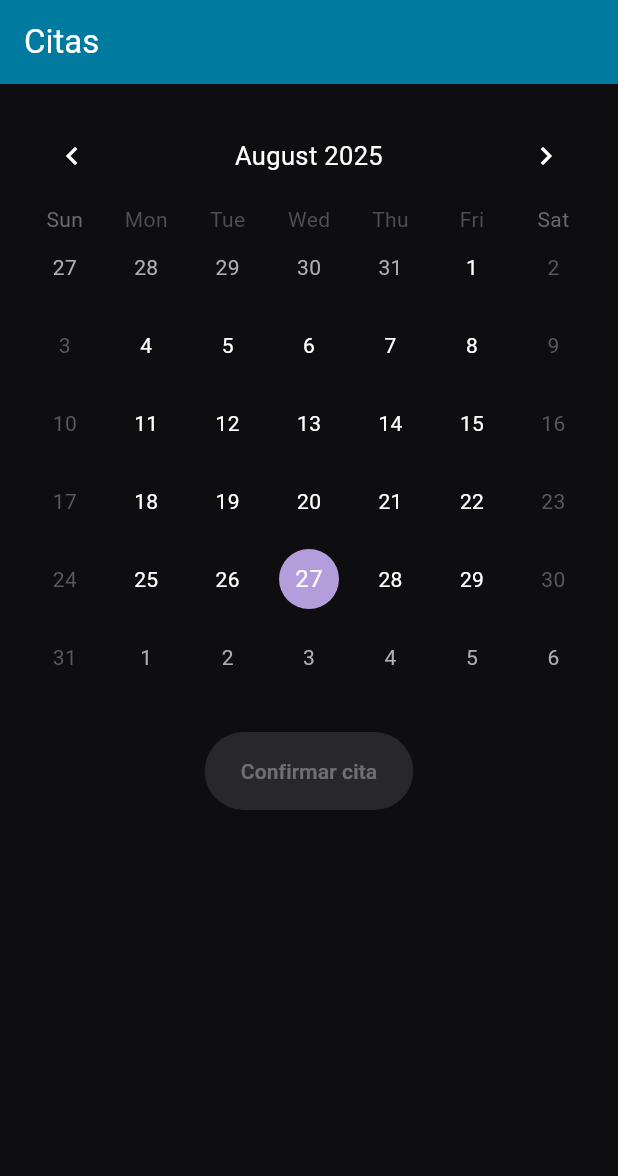
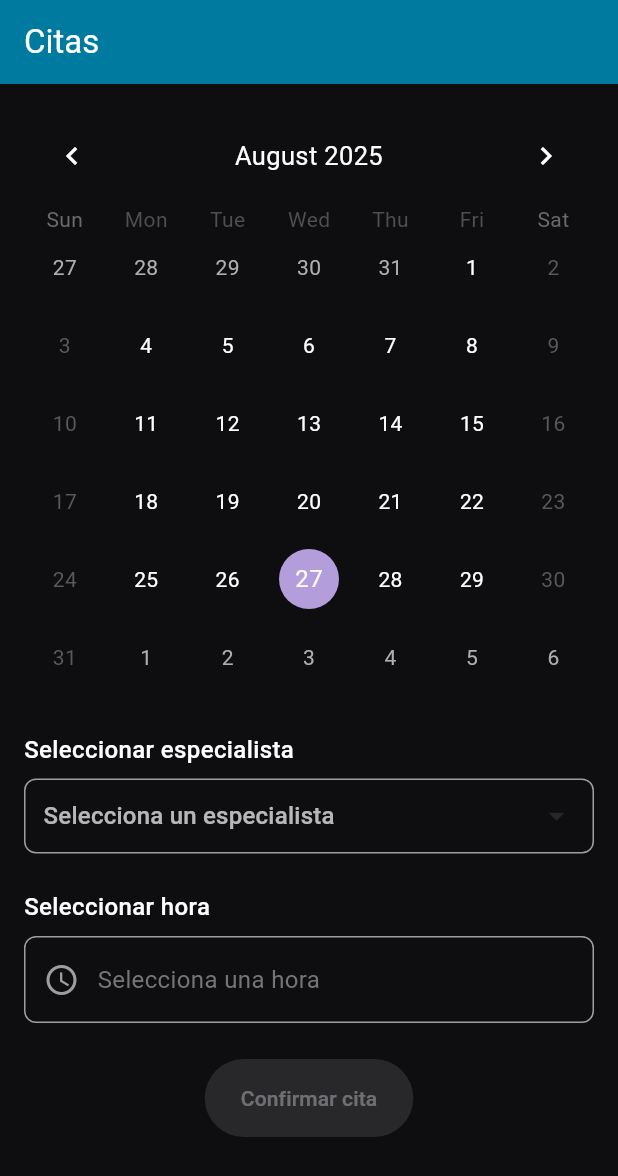
Before and after one commit to TtitoCondezoEduardo/AppCuicolaTests, a Flutter app: the CalendarioScreen screen opened by its route, on a phone screen of 412 x 824 dp. Shown: the top 1176 px of the screen. Run offline on Flutter 3.47's test engine with Material 3 defaults, Android fonts, the phone set to English and light mode, and no system bars; drawn by our look-alikes of table_calendar; our stand-ins replace cloud_firestore, file_picker, firebase_auth, firebase_core, firebase_messaging, flutter_local_notifications and 3 more; accounts and stored records are empty.

Commit message:
Fecha y Hora 27/08/25

```diff
--- a/lib/screens/asesoria/alertainmediata/alerta_inmediata_screen.dart
+++ b/lib/screens/asesoria/alertainmediata/alerta_inmediata_screen.dart
@@ -123,7 +123,7 @@
                     child: ElevatedButton(
                       onPressed: _confirmarCita,
                       style: ElevatedButton.styleFrom(
-                        backgroundColor: const Color(0xFF7F56D9), // morado
+                        backgroundColor: const Color(0xFF7F56D9),
                         foregroundColor: Colors.white,
                         padding: const EdgeInsets.symmetric(vertical: 16),
                         shape: RoundedRectangleBorder(
@@ -134,7 +134,7 @@
                           fontWeight: FontWeight.w600,
                         ),
                       ),
-                      child: const Text('Confirmar Cita'),
+                      child: const Text('Siguiente'),
                     ),
                   ),
                 ],
--- a/lib/screens/asesoria/calendario/calendario_screen.dart
+++ b/lib/screens/asesoria/calendario/calendario_screen.dart
@@ -3,8 +3,6 @@
 import 'package:table_calendar/table_calendar.dart';
 import 'package:firebase_auth/firebase_auth.dart';
 import 'package:cloud_firestore/cloud_firestore.dart';
-import 'package:flutter_local_notifications/flutter_local_notifications.dart';
-import 'package:permission_handler/permission_handler.dart';
 
 class CalendarioScreen extends StatefulWidget {
   const CalendarioScreen({super.key});
@@ -16,49 +14,66 @@
 class _CalendarioScreenState extends State<CalendarioScreen> {
   DateTime _focusedDay = DateTime.now();
   DateTime? _selectedDay;
-
-  final FlutterLocalNotificationsPlugin _localNotificationsPlugin =
-      FlutterLocalNotificationsPlugin();
+  String? _especialistaSeleccionado;
+  List<String> _especialistas = [];
+  bool _cargandoEspecialistas = true;
+  TimeOfDay? _horaSeleccionada;
 
   @override
   void initState() {
     super.initState();
-    _initializeNotifications();
+    _cargarEspecialistas();
   }
 
-  void _initializeNotifications() async {
-    const AndroidInitializationSettings androidSettings =
-        AndroidInitializationSettings('@mipmap/ic_launcher');
+  Future<void> _cargarEspecialistas() async {
+    try {
+      final snapshot = await FirebaseFirestore.instance
+          .collection('especialistas')
+          .get();
 
-    const InitializationSettings initSettings =
-        InitializationSettings(android: androidSettings);
+      final especialistas = snapshot.docs
+          .map((doc) => doc.data()['nombre_especialista'] as String)
+          .toList();
 
-    await _localNotificationsPlugin.initialize(initSettings);
-
-    // Solicitar permisos de notificaciones en Android 13+
-    if (await Permission.notification.isDenied) {
-      await Permission.notification.request();
+      setState(() {
+        _especialistas = especialistas;
+        _cargandoEspecialistas = false;
+      });
+    } catch (e) {
+      setState(() {
+        _cargandoEspecialistas = false;
+      });
+      if (mounted) {
+        ScaffoldMessenger.of(context).showSnackBar(
+          SnackBar(content: Text('Error al cargar especialistas: $e')),
+        );
+      }
     }
   }
 
-  Future<void> _mostrarNotificacion(String fecha) async {
-    const AndroidNotificationDetails androidDetails = AndroidNotificationDetails(
-      'citas_channel',
-      'Recordatorios de Citas',
-      channelDescription: 'Canal para notificar citas locales',
-      importance: Importance.high,
-      priority: Priority.high,
+  Future<void> _seleccionarHora() async {
+    final TimeOfDay? hora = await showTimePicker(
+      context: context,
+      initialTime: _horaSeleccionada ?? TimeOfDay.now(),
+      builder: (BuildContext context, Widget? child) {
+        return MediaQuery(
+          data: MediaQuery.of(context).copyWith(alwaysUse24HourFormat: true),
+          child: child!,
+        );
+      },
     );
 
-    const NotificationDetails platformDetails =
-        NotificationDetails(android: androidDetails);
+    if (hora != null) {
+      setState(() {
+        _horaSeleccionada = hora;
+      });
+    }
+  }
 
-    await _localNotificationsPlugin.show(
-      0,
-      'Cita confirmada',
-      'Tu cita ha sido agendada para el $fecha',
-      platformDetails,
-    );
+  String _formatearHora(TimeOfDay hora) {
+    final horaStr = hora.hour.toString().padLeft(2, '0');
+    final minutoStr = hora.minute.toString().padLeft(2, '0');
+    return '$horaStr:$minutoStr';
   }
 
   Future<void> _guardarCita() async {
@@ -72,23 +87,35 @@
         return;
       }
 
+      if (_especialistaSeleccionado == null) {
+        ScaffoldMessenger.of(context).showSnackBar(
+          const SnackBar(content: Text('Debes seleccionar un especialista')),
+        );
+        return;
+      }
+
+      if (_horaSeleccionada == null) {
+        ScaffoldMessenger.of(context).showSnackBar(
+          const SnackBar(content: Text('Debes seleccionar una hora')),
+        );
+        return;
+      }
+
       final String fecha =
           "${_selectedDay!.day}/${_selectedDay!.month}/${_selectedDay!.year}";
+
+      final String hora = _formatearHora(_horaSeleccionada!);
 
       await FirebaseFirestore.instance.collection('citas').add({
         'uid': user.uid,
         'fecha': fecha,
+        'hora': hora,
         'fechaTimestamp': _selectedDay,
+        'especialista': _especialistaSeleccionado,
         'createdAt': FieldValue.serverTimestamp(),
       });
 
-      await _mostrarNotificacion(fecha);
-
       if (!mounted) return;
-
-      ScaffoldMessenger.of(context).showSnackBar(
-        SnackBar(content: Text('Cita confirmada para el $fecha')),
-      );
 
       context.push('/asesoria/cita-inmediata/resumen');
 
@@ -110,6 +137,7 @@
       body: Padding(
         padding: const EdgeInsets.all(16.0),
         child: Column(
+          crossAxisAlignment: CrossAxisAlignment.start,
           children: [
             TableCalendar(
               firstDay: DateTime.utc(2020, 1, 1),
@@ -138,8 +166,93 @@
               ),
             ),
             const SizedBox(height: 24),
-            ElevatedButton(
-              onPressed: _selectedDay != null ? _guardarCita : null,
+
+            const Text(
+              'Seleccionar especialista',
+              style: TextStyle(
+                fontSize: 16,
+                fontWeight: FontWeight.w500,
+              ),
+            ),
+            const SizedBox(height: 8),
+
+            _cargandoEspecialistas
+                ? const Center(child: CircularProgressIndicator())
+                : Container(
+                    width: double.infinity,
+                    padding: const EdgeInsets.symmetric(horizontal: 12),
+                    decoration: BoxDecoration(
+                      border: Border.all(color: Colors.grey),
+                      borderRadius: BorderRadius.circular(8),
+                    ),
+                    child: DropdownButtonHideUnderline(
+                      child: DropdownButton<String>(
+                        value: _especialistaSeleccionado,
+                        hint: const Text('Selecciona un especialista'),
+                        isExpanded: true,
+                        items: _especialistas.map((String especialista) {
+                          return DropdownMenuItem<String>(
+                            value: especialista,
+                            child: Text(especialista),
+                          );
+                        }).toList(),
+                        onChanged: (String? nuevoValor) {
+                          setState(() {
+                            _especialistaSeleccionado = nuevoValor;
+                          });
+                        },
+                      ),
+                    ),
+                  ),
+
+            const SizedBox(height: 24),
+
+            const Text(
+              'Seleccionar hora',
+              style: TextStyle(
+                fontSize: 16,
+                fontWeight: FontWeight.w500,
+              ),
+            ),
+            const SizedBox(height: 8),
+
+            GestureDetector(
+              onTap: _seleccionarHora,
+              child: Container(
+                width: double.infinity,
+                padding: const EdgeInsets.symmetric(horizontal: 12, vertical: 16),
+                decoration: BoxDecoration(
+                  border: Border.all(color: Colors.grey),
+                  borderRadius: BorderRadius.circular(8),
+                ),
+                child: Row(
+                  children: [
+                    const Icon(Icons.access_time, color: Colors.grey),
+                    const SizedBox(width: 12),
+                    Text(
+                      _horaSeleccionada != null
+                          ? _formatearHora(_horaSeleccionada!)
+                          : 'Selecciona una hora',
+                      style: TextStyle(
+                        fontSize: 16,
+                        color: _horaSeleccionada != null
+                            ? Colors.white
+                            : Colors.grey[600],
+                      ),
+                    ),
+                  ],
+                ),
+              ),
+            ),
+
+            const SizedBox(height: 24),
+            Center(
+              child: ElevatedButton(
+                onPressed: (_selectedDay != null &&
+                           _especialistaSeleccionado != null &&
+                           _horaSeleccionada != null)
+                    ? _guardarCita
+                    : null,
                 style: ElevatedButton.styleFrom(
                   backgroundColor: const Color(0xFF007B9F),
                   foregroundColor: Colors.white,
@@ -150,6 +263,7 @@
                 ),
                 child: const Text('Confirmar cita'),
               ),
+            ),
           ],
         ),
       ),
```
Also changed, not shown: lib/screens/asesoria/resumen/resumen_screen.dart (+85 -51 lines). Lines whose indentation alone changed are shown as unchanged.
